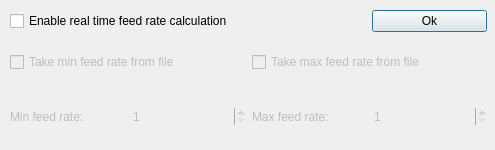
Old version of the form UIDesign/v0.01_FeedRate.ui in the repository TheQuietestHand/GCodeSender_Michelin.
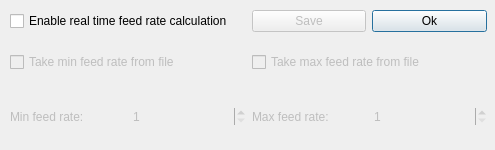
New version of the form.

The edit to the form file:
```diff
--- a/UIDesign/v0.01_FeedRate.ui
+++ b/UIDesign/v0.01_FeedRate.ui
@@ -121,6 +121,16 @@
       </property>
      </widget>
     </item>
+    <item row="0" column="2">
+     <widget class="QPushButton" name="pushButtonSave">
+      <property name="enabled">
+       <bool>false</bool>
+      </property>
+      <property name="text">
+       <string>Save</string>
+      </property>
+     </widget>
+    </item>
    </layout>
   </widget>
  </widget>
```
